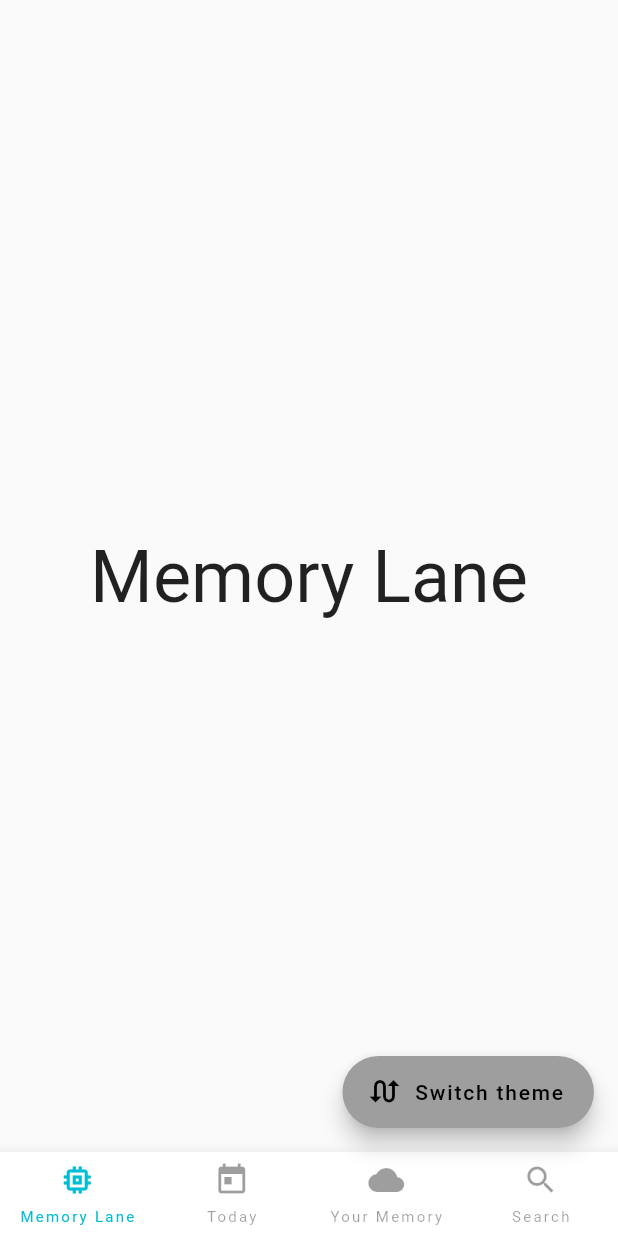
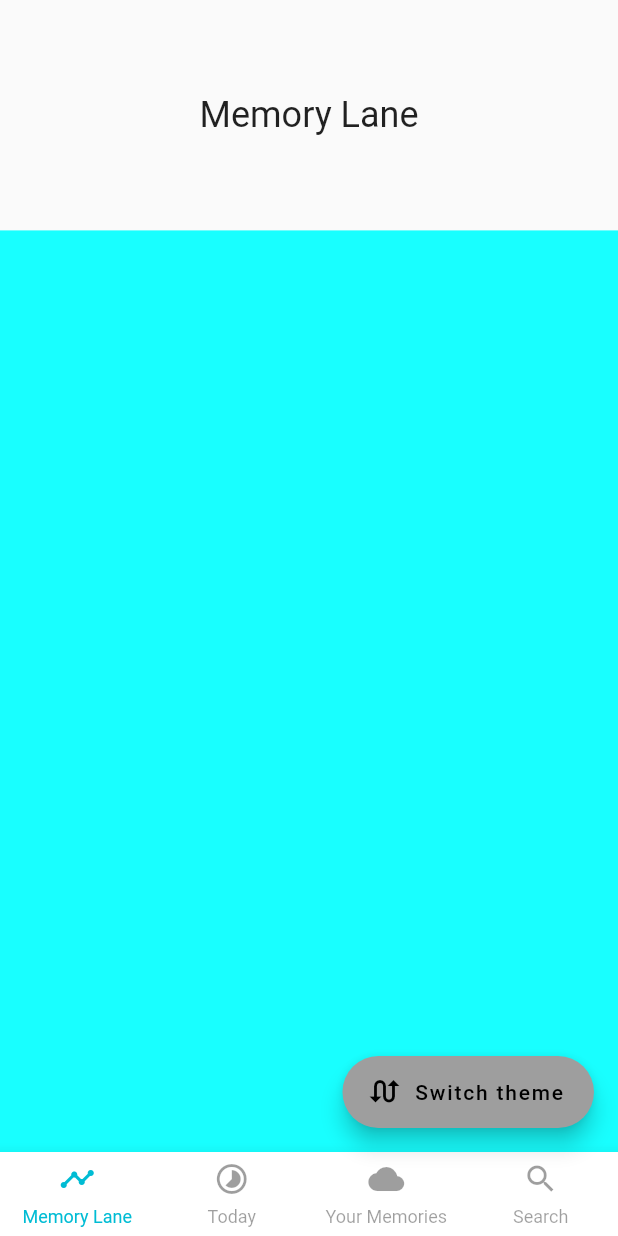
Before and after one commit to herovickers/memory, a Flutter app: the screen it shows after launch, on a phone screen of 412 x 824 dp. Run offline on Flutter 3.47's test engine with Material 2 defaults, Android fonts, the phone set to English and light mode, and no system bars; our stand-ins replace dynamic_theme, rxdart.

Commit message:
Switch bottom navigation bar icons

```diff
--- a/lib/ui/home_page.dart
+++ b/lib/ui/home_page.dart
@@ -15,11 +15,25 @@ class _HomePageState extends State<HomePage> {
   int _selectedIndex = 0;
 
   final _homePageTabs = [
-    Center(
-        child: Text(
-      "Memory Lane",
-      style: TextStyle(fontSize: 48.0),
-    )),
+    Container(
+      child: Column(
+        children: <Widget>[
+          Expanded(
+            child: Center(
+                child: Text(
+              "Memory Lane",
+              style: TextStyle(fontSize: 24.0),
+            )),
+          ),
+          Expanded(
+            flex: 4,
+            child: Container(
+              color: Colors.cyanAccent,
+            ),
+          ),
+        ],
+      ),
+    ),
     Center(
         child: Text(
       "Today",
@@ -27,7 +41,7 @@ class _HomePageState extends State<HomePage> {
     )),
     Center(
         child: Text(
-      "Your memory",
+      "Your memories",
       style: TextStyle(fontSize: 48.0),
     )),
     Center(
@@ -68,18 +82,18 @@ class _HomePageState extends State<HomePage> {
             mainAxisAlignment: MainAxisAlignment.spaceBetween,
             children: <Widget>[
               BottomNavigationBarItem(
-                icon: Icons.memory,
+                icon: Icons.timeline,
                 title: "Memory Lane",
                 index: 0,
               ),
               BottomNavigationBarItem(
-                icon: Icons.today,
+                icon: Icons.timelapse,
                 title: "Today",
                 index: 1,
               ),
               BottomNavigationBarItem(
                 icon: Icons.cloud,
-                title: "Your Memory",
+                title: "Your Memories",
                 index: 2,
               ),
               BottomNavigationBarItem(
@@ -145,7 +159,7 @@ class BottomNavigationBarItem extends StatelessWidget {
                     ),
                     Text(
                       title,
-                      style: Theme.of(context).textTheme.overline.copyWith(
+                      style: Theme.of(context).textTheme.caption.copyWith(
                             color: itemColor,
                           ),
                     )
```
